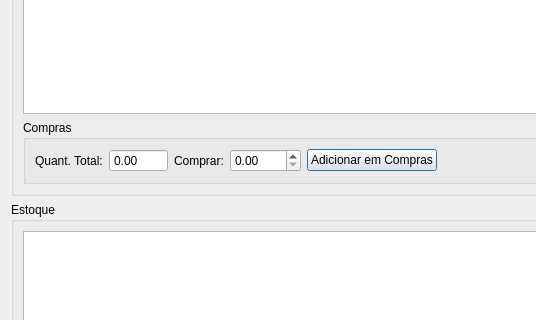
lellisls/ERP-STACCATO, file ui/produtospendentes.ui: the form before one commit; both pictures show x 0 to 536 and y 142 to 462 of the 1058 by 681 pixel window.
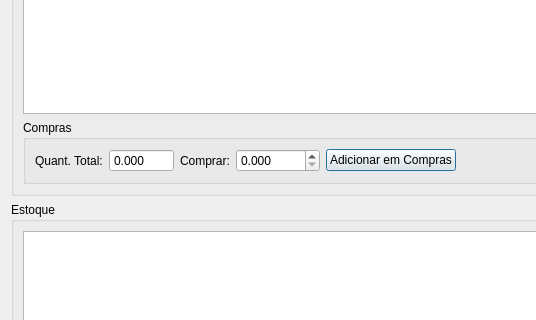
The form after the commit. Custom widgets are drawn as their Qt base class.

Diff of the .ui file:
```diff
--- a/ui/produtospendentes.ui
+++ b/ui/produtospendentes.ui
@@ -60,8 +60,11 @@
          </item>
          <item row="0" column="3">
           <widget class="QDoubleSpinBox" name="doubleSpinBoxComprar">
+           <property name="decimals">
+            <number>3</number>
+           </property>
            <property name="maximum">
-            <double>9999.989999999999782</double>
+            <double>99999.990000000005239</double>
            </property>
           </widget>
          </item>
@@ -73,6 +76,9 @@
            <property name="buttonSymbols">
             <enum>QAbstractSpinBox::NoButtons</enum>
            </property>
+           <property name="decimals">
+            <number>3</number>
+           </property>
            <property name="minimum">
             <double>-9999.000000000000000</double>
            </property>
```
Left out of the diff: 80 changed lines with no effect on the pictures.
